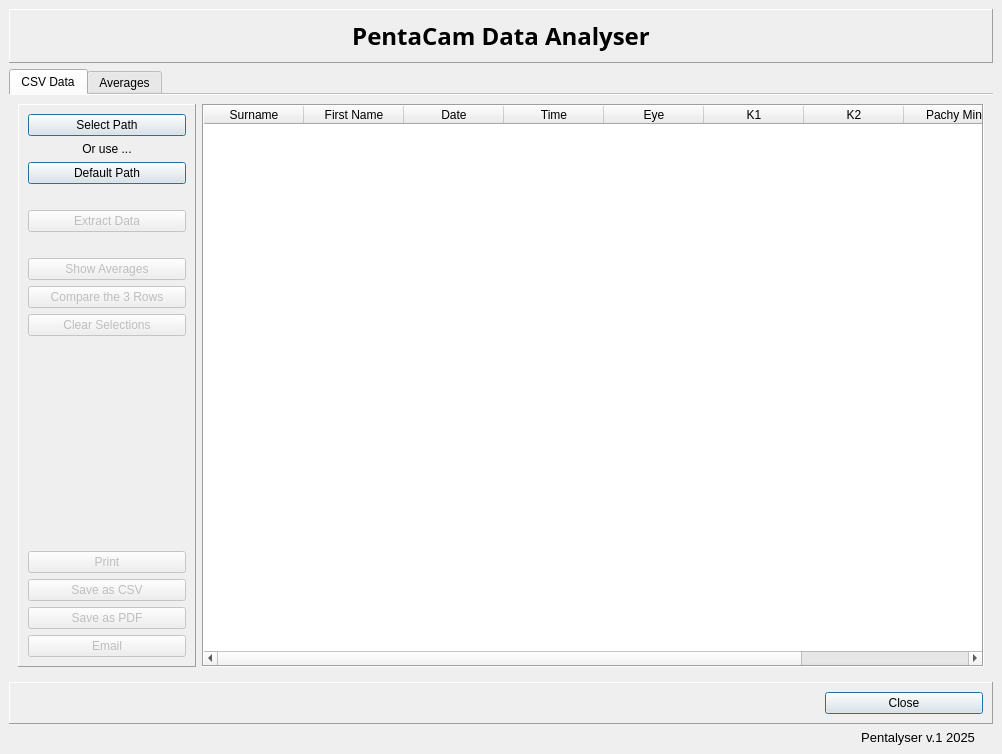
The window that mainwindow.ui (aamagzoub/Pentalyser) describes before a commit, drawn with Qt 5.
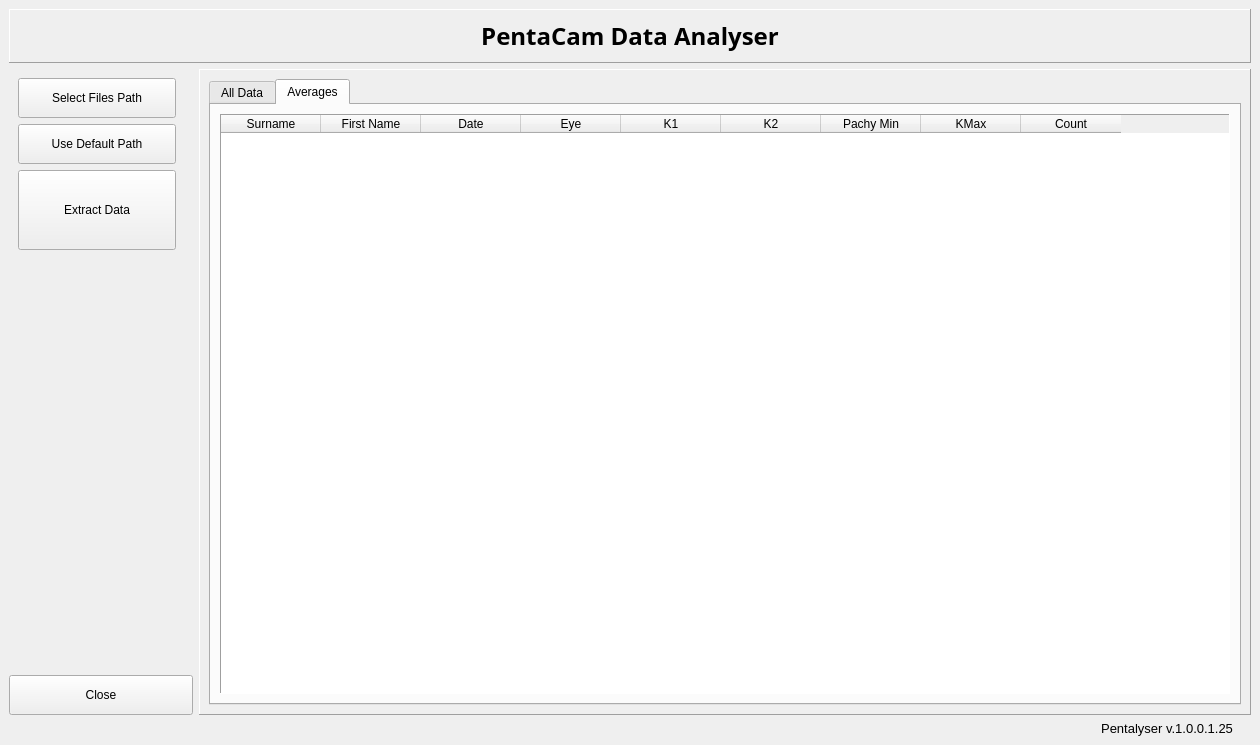
The same window after the commit. The open tabs and pages were chosen to show the change. Icons and pictures are not drawn.

Commit message:
Data manipulation
- Extract data and display
- Calculate average and display

```diff
--- a/mainwindow.ui
+++ b/mainwindow.ui
@@ -9,8 +9,8 @@
    <rect>
     <x>0</x>
     <y>0</y>
-    <width>1002</width>
-    <height>754</height>
+    <width>1260</width>
+    <height>745</height>
    </rect>
   </property>
   <property name="windowTitle">
@@ -18,7 +18,7 @@
   </property>
   <widget class="QWidget" name="centralwidget">
    <layout class="QGridLayout" name="gridLayout_6">
-    <item row="2" column="0">
+    <item row="5" column="0">
      <widget class="QLabel" name="label_3">
       <property name="font">
        <font>
@@ -27,7 +27,7 @@
        </font>
       </property>
       <property name="text">
-       <string> Pentalyser v.1 2025     </string>
+       <string> Pentalyser v.1.0.0.1.25     </string>
       </property>
       <property name="alignment">
        <set>Qt::AlignmentFlag::AlignRight|Qt::AlignmentFlag::AlignTrailing|Qt::AlignmentFlag::AlignVCenter</set>
@@ -75,26 +75,22 @@
         </item>
        </layout>
       </item>
-      <item row="1" column="0">
+      <item row="2" column="0">
+       <layout class="QGridLayout" name="gridLayout_3">
+        <property name="sizeConstraint">
+         <enum>QLayout::SizeConstraint::SetMaximumSize</enum>
+        </property>
+        <item row="0" column="1" rowspan="3">
+         <widget class="QFrame" name="frame_6">
+          <property name="frameShape">
+           <enum>QFrame::Shape::Panel</enum>
+          </property>
+          <property name="frameShadow">
+           <enum>QFrame::Shadow::Raised</enum>
+          </property>
+          <layout class="QGridLayout" name="gridLayout_8">
+           <item row="0" column="0">
        <widget class="QTabWidget" name="tabWidget">
-        <property name="enabled">
-         <bool>true</bool>
-        </property>
-        <property name="sizePolicy">
-         <sizepolicy hsizetype="MinimumExpanding" vsizetype="Expanding">
-          <horstretch>0</horstretch>
-          <verstretch>0</verstretch>
-         </sizepolicy>
-        </property>
-        <property name="maximumSize">
-         <size>
-          <width>16777215</width>
-          <height>16777215</height>
-         </size>
-        </property>
-        <property name="tabPosition">
-         <enum>QTabWidget::TabPosition::North</enum>
-        </property>
         <property name="tabShape">
          <enum>QTabWidget::TabShape::Rounded</enum>
         </property>
@@ -104,41 +100,284 @@
         <property name="elideMode">
          <enum>Qt::TextElideMode::ElideMiddle</enum>
         </property>
-        <property name="documentMode">
+             <widget class="QWidget" name="allData">
+              <attribute name="title">
+               <string>All Data</string>
+              </attribute>
+              <layout class="QGridLayout" name="gridLayout_7">
+               <item row="0" column="0">
+                <widget class="QTableWidget" name="tableWidget">
+                 <property name="sizePolicy">
+                  <sizepolicy hsizetype="Preferred" vsizetype="Preferred">
+                   <horstretch>0</horstretch>
+                   <verstretch>0</verstretch>
+                  </sizepolicy>
+                 </property>
+                 <property name="minimumSize">
+                  <size>
+                   <width>870</width>
+                   <height>534</height>
+                  </size>
+                 </property>
+                 <property name="maximumSize">
+                  <size>
+                   <width>16777215</width>
+                   <height>16777215</height>
+                  </size>
+                 </property>
+                 <property name="autoFillBackground">
+                  <bool>false</bool>
+                 </property>
+                 <property name="frameShape">
+                  <enum>QFrame::Shape::Panel</enum>
+                 </property>
+                 <property name="autoScroll">
+                  <bool>false</bool>
+                 </property>
+                 <property name="dragEnabled">
          <bool>true</bool>
         </property>
-        <widget class="QWidget" name="tab">
+                 <property name="alternatingRowColors">
+                  <bool>true</bool>
+                 </property>
+                 <property name="selectionMode">
+                  <enum>QAbstractItemView::SelectionMode::SingleSelection</enum>
+                 </property>
+                 <property name="selectionBehavior">
+                  <enum>QAbstractItemView::SelectionBehavior::SelectRows</enum>
+                 </property>
+                 <property name="showGrid">
+                  <bool>true</bool>
+                 </property>
+                 <property name="sortingEnabled">
+                  <bool>true</bool>
+                 </property>
+                 <property name="wordWrap">
+                  <bool>false</bool>
+                 </property>
+                 <property name="cornerButtonEnabled">
+                  <bool>false</bool>
+                 </property>
+                 <attribute name="horizontalHeaderCascadingSectionResizes">
+                  <bool>false</bool>
+                 </attribute>
+                 <attribute name="horizontalHeaderStretchLastSection">
+                  <bool>false</bool>
+                 </attribute>
+                 <attribute name="verticalHeaderShowSortIndicator" stdset="0">
+                  <bool>false</bool>
+                 </attribute>
+                 <attribute name="verticalHeaderStretchLastSection">
+                  <bool>false</bool>
+                 </attribute>
+                 <column>
+                  <property name="text">
+                   <string>Surname</string>
+                  </property>
+                 </column>
+                 <column>
+                  <property name="text">
+                   <string>First Name</string>
+                  </property>
+                 </column>
+                 <column>
+                  <property name="text">
+                   <string>Date</string>
+                  </property>
+                 </column>
+                 <column>
+                  <property name="text">
+                   <string>Time</string>
+                  </property>
+                 </column>
+                 <column>
+                  <property name="text">
+                   <string>Eye</string>
+                  </property>
+                 </column>
+                 <column>
+                  <property name="text">
+                   <string>Cornea Front Rh</string>
+                  </property>
+                 </column>
+                 <column>
+                  <property name="text">
+                   <string>Cornea Front Rv</string>
+                  </property>
+                 </column>
+                 <column>
+                  <property name="text">
+                   <string>Pachy Min</string>
+                  </property>
+                 </column>
+                 <column>
+                  <property name="text">
+                   <string>K Max (Front)</string>
+                  </property>
+                 </column>
+                </widget>
+               </item>
+              </layout>
+             </widget>
+             <widget class="QWidget" name="averages">
+              <attribute name="title">
+               <string>Averages</string>
+              </attribute>
+              <layout class="QGridLayout" name="gridLayout_9">
+               <item row="0" column="0">
+                <widget class="QTableWidget" name="tableWidget_2">
          <property name="sizePolicy">
           <sizepolicy hsizetype="Preferred" vsizetype="Preferred">
            <horstretch>0</horstretch>
            <verstretch>0</verstretch>
           </sizepolicy>
          </property>
-         <attribute name="title">
-          <string>CSV Data</string>
-         </attribute>
+                 <property name="minimumSize">
+                  <size>
+                   <width>870</width>
+                   <height>534</height>
+                  </size>
+                 </property>
+                 <property name="maximumSize">
+                  <size>
+                   <width>16777215</width>
+                   <height>16777215</height>
+                  </size>
+                 </property>
+                 <property name="autoFillBackground">
+                  <bool>false</bool>
+                 </property>
+                 <property name="frameShape">
+                  <enum>QFrame::Shape::Panel</enum>
+                 </property>
+                 <property name="autoScroll">
+                  <bool>false</bool>
+                 </property>
+                 <property name="dragEnabled">
+                  <bool>true</bool>
+                 </property>
+                 <property name="alternatingRowColors">
+                  <bool>true</bool>
+                 </property>
+                 <property name="selectionMode">
+                  <enum>QAbstractItemView::SelectionMode::MultiSelection</enum>
+                 </property>
+                 <property name="selectionBehavior">
+                  <enum>QAbstractItemView::SelectionBehavior::SelectRows</enum>
+                 </property>
+                 <property name="showGrid">
+                  <bool>true</bool>
+                 </property>
+                 <property name="sortingEnabled">
+                  <bool>true</bool>
+                 </property>
+                 <property name="wordWrap">
+                  <bool>false</bool>
+                 </property>
+                 <property name="cornerButtonEnabled">
+                  <bool>false</bool>
+                 </property>
+                 <attribute name="horizontalHeaderCascadingSectionResizes">
+                  <bool>false</bool>
+                 </attribute>
+                 <attribute name="horizontalHeaderStretchLastSection">
+                  <bool>false</bool>
+                 </attribute>
+                 <attribute name="verticalHeaderShowSortIndicator" stdset="0">
+                  <bool>false</bool>
+                 </attribute>
+                 <attribute name="verticalHeaderStretchLastSection">
+                  <bool>false</bool>
+                 </attribute>
+                 <column>
+                  <property name="text">
+                   <string>Surname</string>
+                  </property>
+                 </column>
+                 <column>
+                  <property name="text">
+                   <string>First Name</string>
+                  </property>
+                 </column>
+                 <column>
+                  <property name="text">
+                   <string>Date</string>
+                  </property>
+                 </column>
+                 <column>
+                  <property name="text">
+                   <string>Eye</string>
+                  </property>
+                 </column>
+                 <column>
+                  <property name="text">
+                   <string>K1</string>
+                  </property>
+                 </column>
+                 <column>
+                  <property name="text">
+                   <string>K2</string>
+                  </property>
+                 </column>
+                 <column>
+                  <property name="text">
+                   <string>Pachy Min</string>
+                  </property>
+                 </column>
+                 <column>
+                  <property name="text">
+                   <string>KMax</string>
+                  </property>
+                 </column>
+                 <column>
+                  <property name="text">
+                   <string>Count</string>
+                  </property>
+                 </column>
+                </widget>
+               </item>
+              </layout>
+             </widget>
+            </widget>
+           </item>
+          </layout>
+         </widget>
+        </item>
+        <item row="1" column="0">
+         <spacer name="verticalSpacer">
+          <property name="orientation">
+           <enum>Qt::Orientation::Vertical</enum>
+          </property>
+          <property name="sizeHint" stdset="0">
+           <size>
+            <width>20</width>
+            <height>40</height>
+           </size>
+          </property>
+         </spacer>
+        </item>
+        <item row="0" column="0">
+         <widget class="QFrame" name="frame_3">
+          <property name="sizePolicy">
+           <sizepolicy hsizetype="Fixed" vsizetype="Fixed">
+            <horstretch>0</horstretch>
+            <verstretch>0</verstretch>
+           </sizepolicy>
+          </property>
+          <property name="minimumSize">
+           <size>
+            <width>158</width>
+            <height>0</height>
+           </size>
+          </property>
+          <property name="frameShape">
+           <enum>QFrame::Shape::NoFrame</enum>
+          </property>
+          <property name="frameShadow">
+           <enum>QFrame::Shadow::Raised</enum>
+          </property>
          <layout class="QGridLayout" name="gridLayout_5">
-          <item row="0" column="0" rowspan="3">
-           <layout class="QGridLayout" name="gridLayout_3">
-            <property name="sizeConstraint">
-             <enum>QLayout::SizeConstraint::SetMaximumSize</enum>
-            </property>
-            <item row="0" column="0" rowspan="2">
-             <widget class="QFrame" name="frame_2">
-              <property name="sizePolicy">
-               <sizepolicy hsizetype="Fixed" vsizetype="Preferred">
-                <horstretch>0</horstretch>
-                <verstretch>0</verstretch>
-               </sizepolicy>
-              </property>
-              <property name="frameShape">
-               <enum>QFrame::Shape::Panel</enum>
-              </property>
-              <property name="frameShadow">
-               <enum>QFrame::Shadow::Raised</enum>
-              </property>
-              <layout class="QVBoxLayout" name="verticalLayout_3">
-               <item>
+           <item row="0" column="0">
                 <widget class="QPushButton" name="selectPathBtn">
                  <property name="sizePolicy">
                   <sizepolicy hsizetype="MinimumExpanding" vsizetype="Fixed">
@@ -149,7 +388,7 @@
                  <property name="minimumSize">
                   <size>
                    <width>158</width>
-                   <height>0</height>
+               <height>40</height>
                   </size>
                  </property>
                  <property name="maximumSize">
@@ -159,65 +398,23 @@
                   </size>
                  </property>
                  <property name="text">
-                  <string>Select Path</string>
-                 </property>
-                 <property name="default">
-                  <bool>true</bool>
-                 </property>
-                 <property name="flat">
+              <string>Select Files Path</string>
+             </property>
+             <property name="icon">
+              <iconset theme="QIcon::ThemeIcon::DocumentOpen"/>
+             </property>
+             <property name="default">
                   <bool>false</bool>
                  </property>
-                </widget>
-               </item>
-               <item>
-                <widget class="QLabel" name="label_4">
-                 <property name="text">
-                  <string>Or use ...</string>
-                 </property>
-                 <property name="alignment">
-                  <set>Qt::AlignmentFlag::AlignCenter</set>
-                 </property>
-                </widget>
-               </item>
-               <item>
-                <widget class="QPushButton" name="useDefulatPathBtn">
-                 <property name="sizePolicy">
-                  <sizepolicy hsizetype="Fixed" vsizetype="Fixed">
-                   <horstretch>0</horstretch>
-                   <verstretch>0</verstretch>
-                  </sizepolicy>
-                 </property>
-                 <property name="minimumSize">
-                  <size>
-                   <width>158</width>
-                   <height>0</height>
-                  </size>
-                 </property>
-                 <property name="text">
-                  <string>Default Path</string>
-                 </property>
-                 <property name="autoDefault">
-                  <bool>false</bool>
-                 </property>
-                 <property name="default">
-                  <bool>true</bool>
-                 </property>
                  <property name="flat">
                   <bool>false</bool>
                  </property>
                 </widget>
                </item>
-               <item>
-                <widget class="QLabel" name="label_5">
-                 <property name="text">
-                  <string/>
-                 </property>
-                </widget>
-               </item>
-               <item>
+           <item row="2" column="0">
                 <widget class="QPushButton" name="startExctractingBtn">
                  <property name="enabled">
-                  <bool>false</bool>
+              <bool>true</bool>
                  </property>
                  <property name="sizePolicy">
                   <sizepolicy hsizetype="Fixed" vsizetype="Fixed">
@@ -228,12 +425,18 @@
                  <property name="minimumSize">
                   <size>
                    <width>158</width>
-                   <height>0</height>
+               <height>80</height>
                   </size>
                  </property>
                  <property name="text">
                   <string>Extract Data</string>
                  </property>
+             <property name="icon">
+              <iconset theme="QIcon::ThemeIcon::MediaPlaybackStart"/>
+             </property>
+             <property name="autoDefault">
+              <bool>false</bool>
+             </property>
                  <property name="default">
                   <bool>false</bool>
                  </property>
@@ -242,17 +445,10 @@
                  </property>
                 </widget>
                </item>
-               <item>
-                <widget class="QLabel" name="label">
-                 <property name="text">
-                  <string/>
-                 </property>
-                </widget>
-               </item>
-               <item>
-                <widget class="QPushButton" name="showAveragesBtn">
+           <item row="1" column="0">
+            <widget class="QPushButton" name="useDefaultPathBtn">
                  <property name="enabled">
-                  <bool>false</bool>
+              <bool>true</bool>
                  </property>
                  <property name="sizePolicy">
                   <sizepolicy hsizetype="Fixed" vsizetype="Fixed">
@@ -263,126 +459,22 @@
                  <property name="minimumSize">
                   <size>
                    <width>158</width>
-                   <height>0</height>
-                  </size>
-                 </property>
-                 <property name="text">
-                  <string>Show Averages</string>
-                 </property>
-                </widget>
-               </item>
-               <item>
-                <widget class="QPushButton" name="compareDataBtn">
-                 <property name="enabled">
-                  <bool>false</bool>
-                 </property>
-                 <property name="sizePolicy">
-                  <sizepolicy hsizetype="Fixed" vsizetype="Fixed">
-                   <horstretch>0</horstretch>
-                   <verstretch>0</verstretch>
-                  </sizepolicy>
-                 </property>
-                 <property name="minimumSize">
-                  <size>
-                   <width>158</width>
-                   <height>0</height>
-                  </size>
-                 </property>
-                 <property name="text">
-                  <string>Compare the 3 Rows</string>
-                 </property>
-                </widget>
-               </item>
-               <item>
-                <widget class="QPushButton" name="clearRowsSelectionBtn">
-                 <property name="enabled">
-                  <bool>false</bool>
-                 </property>
-                 <property name="sizePolicy">
-                  <sizepolicy hsizetype="Fixed" vsizetype="Fixed">
-                   <horstretch>0</horstretch>
-                   <verstretch>0</verstretch>
-                  </sizepolicy>
-                 </property>
-                 <property name="minimumSize">
-                  <size>
-                   <width>158</width>
-                   <height>0</height>
-                  </size>
-                 </property>
-                 <property name="text">
-                  <string>Clear Selections</string>
-                 </property>
-                </widget>
-               </item>
-               <item>
-                <spacer name="verticalSpacer_2">
-                 <property name="orientation">
-                  <enum>Qt::Orientation::Vertical</enum>
-                 </property>
-                 <property name="sizeHint" stdset="0">
-                  <size>
-                   <width>20</width>
                    <height>40</height>
                   </size>
                  </property>
-                </spacer>
-               </item>
-               <item>
-                <widget class="QPushButton" name="printBtn">
-                 <property name="enabled">
-                  <bool>false</bool>
-                 </property>
-                 <property name="sizePolicy">
-                  <sizepolicy hsizetype="Fixed" vsizetype="Fixed">
-                   <horstretch>0</horstretch>
-                   <verstretch>0</verstretch>
-                  </sizepolicy>
-                 </property>
-                 <property name="minimumSize">
-                  <size>
-                   <width>158</width>
-                   <height>0</height>
-                  </size>
-                 </property>
                  <property name="text">
-                  <string>Print</string>
+              <string>Use Default Path</string>
                  </property>
                  <property name="default">
                   <bool>false</bool>
                  </property>
-                </widget>
-               </item>
-               <item>
-                <widget class="QPushButton" name="saveAsCsvBtn">
-                 <property name="enabled">
+             <property name="flat">
                   <bool>false</bool>
                  </property>
-                 <property name="sizePolicy">
-                  <sizepolicy hsizetype="Fixed" vsizetype="Fixed">
-                   <horstretch>0</horstretch>
-                   <verstretch>0</verstretch>
-                  </sizepolicy>
-                 </property>
-                 <property name="minimumSize">
-                  <size>
-                   <width>158</width>
-                   <height>0</height>
-                  </size>
-                 </property>
-                 <property name="text">
-                  <string>Save as CSV</string>
-                 </property>
-                 <property name="default">
-                  <bool>false</bool>
-                 </property>
-                </widget>
-               </item>
-               <item>
-                <widget class="QPushButton" name="saveAsPdfBtn">
-                 <property name="enabled">
-                  <bool>false</bool>
-                 </property>
+            </widget>
+           </item>
+           <item row="3" column="0">
+            <widget class="QLabel" name="statusTL">
                  <property name="sizePolicy">
                   <sizepolicy hsizetype="Fixed" vsizetype="Fixed">
                    <horstretch>0</horstretch>
@@ -393,250 +485,36 @@
                   <size>
                    <width>158</width>
                    <height>0</height>
-                  </size>
-                 </property>
-                 <property name="text">
-                  <string>Save as PDF</string>
-                 </property>
-                 <property name="default">
-                  <bool>false</bool>
-                 </property>
-                </widget>
-               </item>
-               <item>
-                <widget class="QPushButton" name="emailBtn">
-                 <property name="enabled">
-                  <bool>false</bool>
-                 </property>
-                 <property name="sizePolicy">
-                  <sizepolicy hsizetype="Fixed" vsizetype="Fixed">
-                   <horstretch>0</horstretch>
-                   <verstretch>0</verstretch>
-                  </sizepolicy>
-                 </property>
-                 <property name="minimumSize">
-                  <size>
-                   <width>158</width>
-                   <height>0</height>
-                  </size>
-                 </property>
-                 <property name="text">
-                  <string>Email</string>
-                 </property>
-                 <property name="default">
-                  <bool>false</bool>
-                 </property>
-                </widget>
-               </item>
-              </layout>
-             </widget>
-            </item>
-            <item row="0" column="1" rowspan="2" colspan="2">
-             <widget class="QTableWidget" name="tableWidget">
-              <property name="sizePolicy">
-               <sizepolicy hsizetype="MinimumExpanding" vsizetype="Expanding">
-                <horstretch>0</horstretch>
-                <verstretch>0</verstretch>
-               </sizepolicy>
-              </property>
-              <property name="minimumSize">
-               <size>
-                <width>750</width>
-                <height>525</height>
                </size>
               </property>
               <property name="maximumSize">
                <size>
-                <width>16777215</width>
+               <width>158</width>
                 <height>16777215</height>
                </size>
               </property>
-              <property name="autoFillBackground">
-               <bool>false</bool>
-              </property>
-              <property name="frameShape">
-               <enum>QFrame::Shape::Box</enum>
-              </property>
-              <property name="autoScroll">
-               <bool>false</bool>
-              </property>
-              <property name="dragEnabled">
-               <bool>true</bool>
-              </property>
-              <property name="alternatingRowColors">
-               <bool>true</bool>
-              </property>
-              <property name="selectionMode">
-               <enum>QAbstractItemView::SelectionMode::MultiSelection</enum>
-              </property>
-              <property name="selectionBehavior">
-               <enum>QAbstractItemView::SelectionBehavior::SelectRows</enum>
-              </property>
-              <property name="sortingEnabled">
-               <bool>true</bool>
+             <property name="font">
+              <font>
+               <pointsize>12</pointsize>
+               <italic>true</italic>
+               <fontweight>Light</fontweight>
+              </font>
+             </property>
+             <property name="text">
+              <string/>
+             </property>
+             <property name="alignment">
+              <set>Qt::AlignmentFlag::AlignLeading|Qt::AlignmentFlag::AlignLeft|Qt::AlignmentFlag::AlignVCenter</set>
               </property>
               <property name="wordWrap">
-               <bool>false</bool>
-              </property>
-              <property name="cornerButtonEnabled">
-               <bool>false</bool>
-              </property>
-              <attribute name="horizontalHeaderCascadingSectionResizes">
-               <bool>false</bool>
-              </attribute>
-              <attribute name="verticalHeaderStretchLastSection">
-               <bool>false</bool>
-              </attribute>
-              <column>
-               <property name="text">
-                <string>Surname</string>
-               </property>
-              </column>
-              <column>
-               <property name="text">
-                <string>First Name</string>
-               </property>
-              </column>
-              <column>
-               <property name="text">
-                <string>Date</string>
-               </property>
-              </column>
-              <column>
-               <property name="text">
-                <string>Time</string>
-               </property>
-              </column>
-              <column>
-               <property name="text">
-                <string>Eye</string>
-               </property>
-              </column>
-              <column>
-               <property name="text">
-                <string>K1</string>
-               </property>
-              </column>
-              <column>
-               <property name="text">
-                <string>K2</string>
-               </property>
-              </column>
-              <column>
-               <property name="text">
-                <string>Pachy Min</string>
-               </property>
-              </column>
-              <column>
-               <property name="text">
-                <string>KMax</string>
-               </property>
-              </column>
+              <bool>true</bool>
+             </property>
              </widget>
             </item>
            </layout>
-          </item>
-         </layout>
-        </widget>
-        <widget class="QWidget" name="tab_2">
-         <attribute name="title">
-          <string>Averages</string>
-         </attribute>
-         <layout class="QGridLayout" name="gridLayout_7">
-          <item row="0" column="0">
-           <widget class="QFrame" name="frame_3">
-            <property name="frameShape">
-             <enum>QFrame::Shape::Panel</enum>
-            </property>
-            <property name="frameShadow">
-             <enum>QFrame::Shadow::Raised</enum>
-            </property>
-            <layout class="QGridLayout" name="gridLayout_9">
-             <item row="0" column="0">
-              <widget class="QTableWidget" name="tableWidget_2">
-               <column>
-                <property name="text">
-                 <string>Surname</string>
-                </property>
-               </column>
-               <column>
-                <property name="text">
-                 <string>First Name</string>
-                </property>
-               </column>
-               <column>
-                <property name="text">
-                 <string>Date</string>
-                </property>
-               </column>
-               <column>
-                <property name="text">
-                 <string>Time</string>
-                </property>
-               </column>
-               <column>
-                <property name="text">
-                 <string>Eye</string>
-                </property>
-               </column>
-               <column>
-                <property name="text">
-                 <string>K1</string>
-                </property>
-               </column>
-               <column>
-                <property name="text">
-                 <string>K2</string>
-                </property>
-               </column>
-               <column>
-                <property name="text">
-                 <string>Pachy Min</string>
-                </property>
-               </column>
-               <column>
-                <property name="text">
-                 <string>KMax</string>
-                </property>
-               </column>
-              </widget>
-             </item>
-            </layout>
-           </widget>
-          </item>
-         </layout>
-        </widget>
        </widget>
       </item>
       <item row="2" column="0">
-       <widget class="QFrame" name="frame_4">
-        <property name="sizePolicy">
-         <sizepolicy hsizetype="Preferred" vsizetype="Fixed">
-          <horstretch>0</horstretch>
-          <verstretch>0</verstretch>
-         </sizepolicy>
-        </property>
-        <property name="frameShape">
-         <enum>QFrame::Shape::Panel</enum>
-        </property>
-        <property name="frameShadow">
-         <enum>QFrame::Shadow::Raised</enum>
-        </property>
-        <layout class="QGridLayout" name="gridLayout_8">
-         <item row="0" column="0">
-          <spacer name="horizontalSpacer">
-           <property name="orientation">
-            <enum>Qt::Orientation::Horizontal</enum>
-           </property>
-           <property name="sizeHint" stdset="0">
-            <size>
-             <width>40</width>
-             <height>20</height>
-            </size>
-           </property>
-          </spacer>
-         </item>
-         <item row="0" column="1">
           <widget class="QPushButton" name="closeAppBtn">
            <property name="sizePolicy">
             <sizepolicy hsizetype="Fixed" vsizetype="Fixed">
@@ -646,20 +524,19 @@
            </property>
            <property name="minimumSize">
             <size>
-             <width>158</width>
-             <height>0</height>
+            <width>184</width>
+            <height>40</height>
             </size>
            </property>
            <property name="text">
             <string>Close</string>
            </property>
            <property name="default">
-            <bool>true</bool>
+           <bool>false</bool>
            </property>
           </widget>
          </item>
         </layout>
-       </widget>
       </item>
      </layout>
     </item>
```
Left out of the diff: 3 changed lines with no effect on the pictures. Lines whose indentation alone changed are shown as unchanged. The commit also changes 6 other files.
